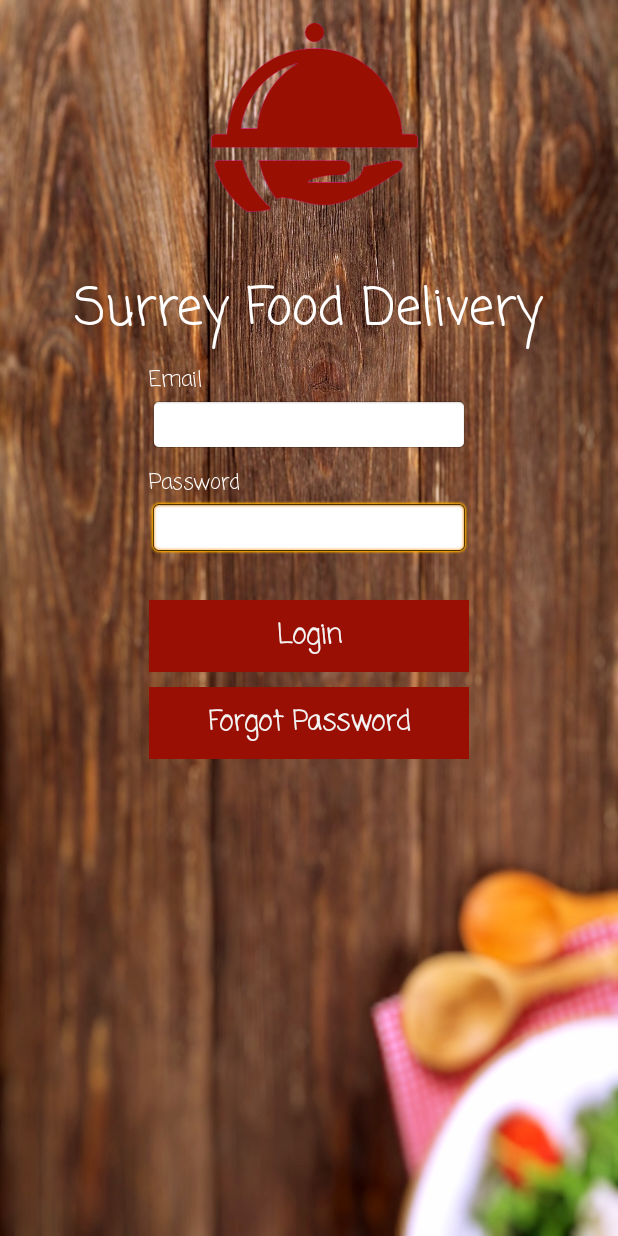
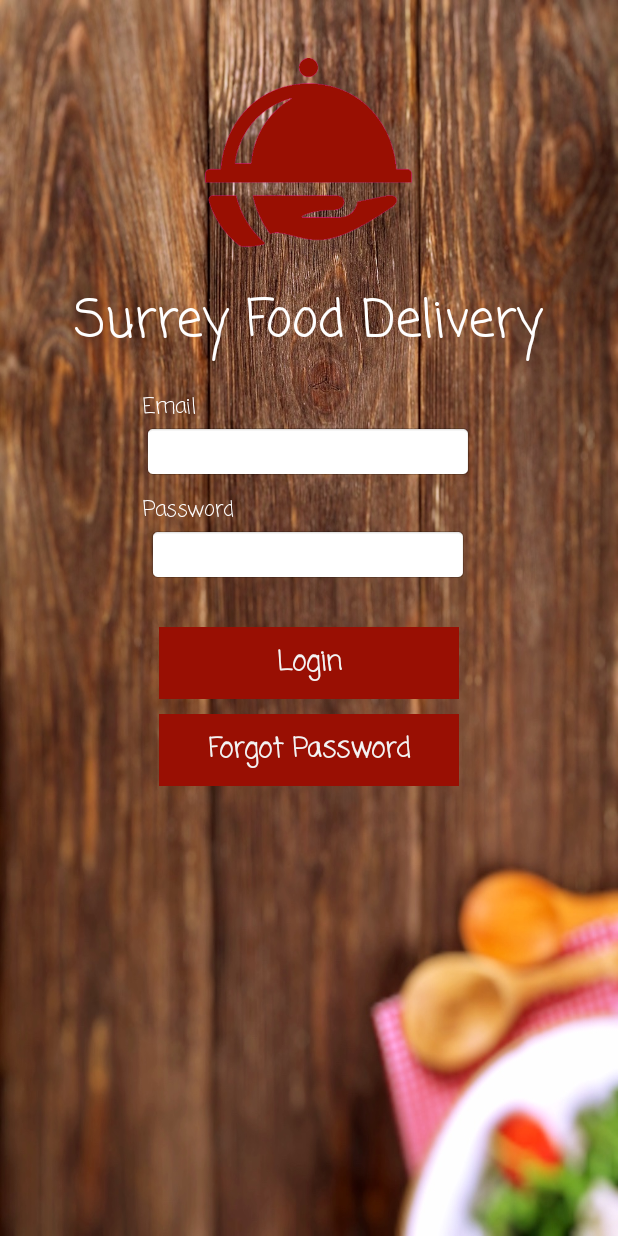
Before and after one commit to terencecyleung/SurreyFoodDelivery, an Android app: the LoginActivity screen opened directly, with no data from a screen before it, on a phone screen of 412 x 824 dp. Run offline under Robolectric (Android 15) with nearby library versions, the phone set to English and light mode, and no system bars.

Commit message:
changed login activity to scroll view

```diff
--- a/app/src/main/res/layout/activity_home.xml
+++ b/app/src/main/res/layout/activity_home.xml
@@ -179,8 +179,9 @@
         android:id="@+id/footerView"
         android:layout_width="match_parent"
         android:layout_height="138dp"
+        android:orientation="vertical"
         android:layout_alignParentBottom="true"
-        android:orientation="vertical">
+        android:layout_alignParentStart="true">
 
         <!--order button-->
         <!--to be replace with 1 button later-->
@@ -192,10 +193,10 @@
 
             <Button
                 android:id="@+id/button_customer_order"
-                android:layout_width="wrap_content"
+                android:layout_width="0dp"
                 android:layout_height="wrap_content"
                 android:layout_marginRight="3dp"
-                android:layout_weight="1"
+                android:layout_weight="0.4"
                 android:background="@color/colorButtonBackground"
                 android:onClick="customer_order_click"
                 android:text="Order Now&#10;(Customer)"
@@ -204,13 +205,13 @@
 
             <Button
                 android:id="@+id/button_restaurant_order"
-                android:layout_width="wrap_content"
+                android:layout_width="0dp"
                 android:layout_height="wrap_content"
                 android:layout_marginLeft="3dp"
-                android:layout_weight="1"
+                android:layout_weight="0.4"
                 android:background="@color/colorButtonBackground"
                 android:onClick="restaurant_order_click"
-                android:text="Order Now&#10;(Restaurant)"
+                android:text="Request Driver&#10;(Restaurant)"
                 android:textColor="@color/colorButtonText"
                 android:textStyle="bold" />
         </LinearLayout>
--- a/app/src/main/res/layout/activity_login.xml
+++ b/app/src/main/res/layout/activity_login.xml
@@ -10,31 +10,27 @@
     android:paddingTop="@dimen/activity_vertical_margin"
     tools:context="t27.surreyfooddeliveryapp.LoginActivity">
 
-    <TextView
-        android:id="@+id/email"
-        android:layout_width="wrap_content"
-        android:layout_height="wrap_content"
-        android:layout_alignStart="@+id/password_input"
-        android:layout_below="@+id/sfd"
-        android:paddingTop="10dp"
-        android:text="Email" />
+    <ScrollView
+        android:layout_width="match_parent"
+        android:layout_height="match_parent"
+        android:layout_marginBottom="5dp"
+        android:layout_marginTop="3dp">
+
+        <LinearLayout
+            android:layout_width="match_parent"
+            android:layout_height="match_parent"
+            android:focusable="true"
+            android:focusableInTouchMode="true"
+            android:orientation="vertical">
 
             <ImageView
                 android:id="@+id/logo"
                 android:layout_width="150dp"
                 android:layout_height="150dp"
-        android:layout_alignParentTop="true"
-        android:layout_toEndOf="@+id/email"
+                android:layout_centerHorizontal="true"
+                android:layout_gravity="center"
+                android:layout_marginTop="20dp"
                 android:src="@drawable/sfd_logo" />
-
-    <TextView
-        android:id="@+id/password"
-        android:layout_width="wrap_content"
-        android:layout_height="wrap_content"
-        android:layout_alignStart="@+id/password_input"
-        android:layout_below="@+id/email_input"
-        android:paddingTop="10dp"
-        android:text="Password" />
 
             <TextView
                 android:id="@+id/sfd"
@@ -43,30 +39,66 @@
                 android:layout_alignParentTop="true"
                 android:layout_below="@id/logo"
                 android:layout_centerHorizontal="true"
-        android:layout_marginTop="175dp"
+                android:layout_gravity="center"
+                android:layout_marginTop="10dp"
                 android:text="Surrey Food Delivery"
                 android:textAppearance="@style/TextAppearance.AppCompat.Display1" />
 
-    <Button
-        android:id="@+id/login"
-        android:layout_width="wrap_content"
+            <LinearLayout
+                android:layout_width="match_parent"
+                android:layout_height="match_parent"
+                android:layout_marginBottom="10dp"
+                android:layout_marginTop="10dp"
+                android:focusable="true"
+                android:focusableInTouchMode="true"
+                android:orientation="vertical">
+
+                <LinearLayout
+                    android:layout_width="270dp"
                     android:layout_height="wrap_content"
-        android:layout_alignEnd="@+id/password_input"
+                    android:layout_gravity="center"
+                    android:gravity="start"
+                    android:orientation="vertical">
+
+                    <TextView
+                        android:id="@+id/email"
+                        android:layout_width="220dp"
+                        android:layout_height="wrap_content"
+                        android:layout_below="@+id/sfd"
+                        android:layout_gravity="center"
+                        android:gravity="start"
+                        android:paddingTop="10dp"
+                        android:text="Email" />
+
+
+                    <EditText
+                        android:id="@+id/email_input"
+                        android:layout_width="220dp"
+                        android:layout_height="wrap_content"
+                        android:layout_alignStart="@+id/email"
+                        android:layout_below="@+id/email"
+                        android:layout_gravity="center"
+                        android:background="@android:drawable/editbox_background"
+                        android:ems="10"
+                        android:inputType="textPersonName" />
+                </LinearLayout>
+
+                <LinearLayout
+                    android:layout_width="270dp"
+                    android:layout_height="wrap_content"
+                    android:layout_gravity="center"
+                    android:gravity="start"
+                    android:orientation="vertical">
+
+                    <TextView
+                        android:id="@+id/password"
+                        android:layout_width="220dp"
+                        android:layout_gravity="center"
+                        android:layout_height="wrap_content"
                         android:layout_alignStart="@+id/password_input"
-        android:layout_below="@id/password_input"
-        android:layout_marginTop="30dp"
-        android:onClick="login_registered_click"
-        android:text="Login" />
-
-    <Button
-        android:id="@+id/forgot_pass"
-        android:layout_width="match_parent"
-        android:layout_height="wrap_content"
-        android:layout_alignEnd="@+id/login"
-        android:layout_alignStart="@+id/password_input"
-        android:layout_below="@id/login"
-        android:layout_marginTop="10dp"
-        android:text="Forgot Password" />
+                        android:layout_below="@+id/email_input"
+                        android:paddingTop="10dp"
+                        android:text="Password" />
 
                     <EditText
                         android:id="@+id/password_input"
@@ -74,18 +106,35 @@
                         android:layout_height="wrap_content"
                         android:layout_below="@+id/password"
                         android:layout_centerHorizontal="true"
+                        android:layout_gravity="center"
                         android:background="@android:drawable/editbox_background"
                         android:ems="10"
                         android:inputType="textPassword" />
+                </LinearLayout>
 
-    <EditText
-        android:id="@+id/email_input"
-        android:layout_width="wrap_content"
+                <Button
+                    android:id="@+id/login"
+                    android:layout_width="200dp"
                     android:layout_height="wrap_content"
-        android:layout_alignStart="@+id/email"
-        android:layout_below="@+id/email"
-        android:background="@android:drawable/editbox_background"
-        android:ems="10"
-        android:inputType="textPersonName" />
+                    android:layout_alignEnd="@+id/password_input"
+                    android:layout_alignStart="@+id/password_input"
+                    android:layout_below="@id/password_input"
+                    android:layout_gravity="center"
+                    android:layout_marginTop="30dp"
+                    android:onClick="login_registered_click"
+                    android:text="Login" />
 
+                <Button
+                    android:id="@+id/forgot_pass"
+                    android:layout_width="200dp"
+                    android:layout_height="wrap_content"
+                    android:layout_alignEnd="@+id/login"
+                    android:layout_alignStart="@+id/password_input"
+                    android:layout_below="@id/login"
+                    android:layout_gravity="center"
+                    android:layout_marginTop="10dp"
+                    android:text="Forgot Password" />
+            </LinearLayout>
+        </LinearLayout>
+    </ScrollView>
 </RelativeLayout>
```
Lines whose indentation alone changed are shown as unchanged.
